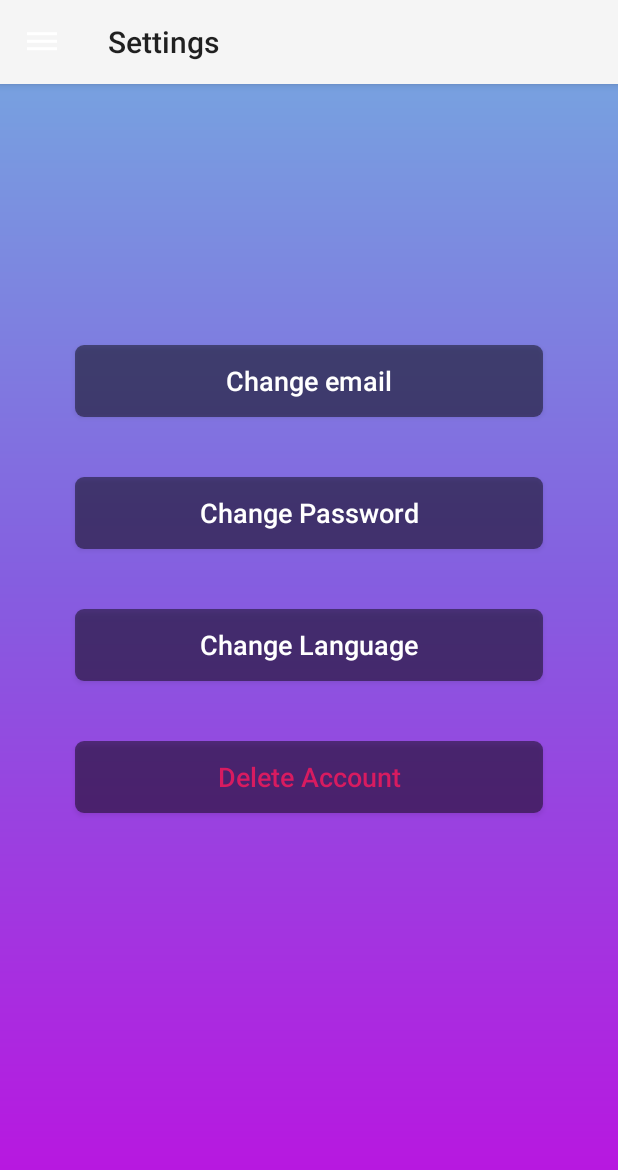
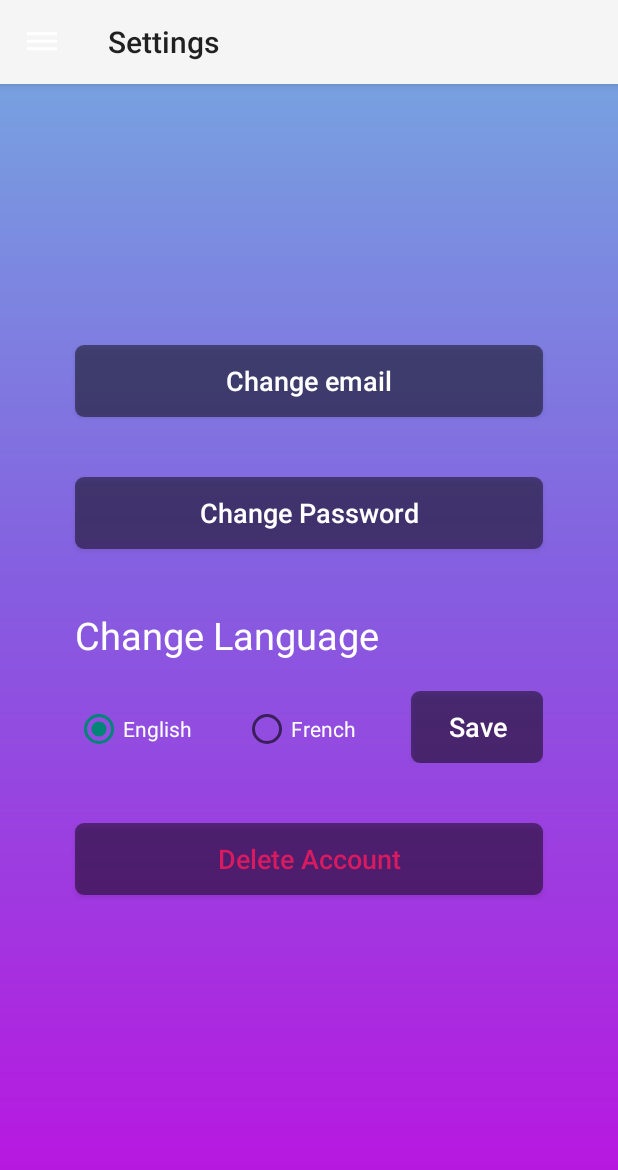
Before and after one commit to jacobladan/roomi-jacob, an Android app: the Settings screen opened directly, with no data from a screen before it, on a phone screen of 412 x 824 dp. Shown: the top 1170 px of the screen. Run offline under Robolectric (Android 15) with nearby library versions, the phone set to English and light mode, and no system bars; our stand-ins replace Firebase (no records; nobody signed in at launch, a user with empty details on screens opened directly).

Commit message:
Added language support. Not finished

```diff
--- a/roomi/app/src/main/java/com/example/roomi/roomi/Settings.java
+++ b/roomi/app/src/main/java/com/example/roomi/roomi/Settings.java
@@ -1,18 +1,21 @@
 package com.example.roomi.roomi;
 
-import android.content.DialogInterface;
 import android.content.Intent;
+import android.content.SharedPreferences;
+import android.content.res.Configuration;
+import android.content.res.Resources;
 import android.support.annotation.NonNull;
 import android.support.design.widget.NavigationView;
 import android.support.v4.view.GravityCompat;
 import android.support.v4.widget.DrawerLayout;
 import android.support.v7.app.ActionBar;
-import android.support.v7.app.AlertDialog;
 import android.support.v7.app.AppCompatActivity;
 import android.os.Bundle;
+import android.util.DisplayMetrics;
 import android.view.MenuItem;
 import android.view.View;
 import android.widget.Button;
+import android.widget.RadioButton;
 import android.widget.TextView;
 import android.widget.Toast;
 
@@ -24,10 +27,12 @@ import com.google.firebase.database.DatabaseReference;
 import com.google.firebase.database.FirebaseDatabase;
 import com.google.firebase.database.ValueEventListener;
 
+import java.util.Locale;
+
 public class Settings extends AppCompatActivity {
 
     private FirebaseAuth mAuth;
-    private FirebaseUser fbuser;
+    private FirebaseUser fbUser;
     private DatabaseReference dbRef;
     private FirebaseDatabase database;
     private FirebaseAuth.AuthStateListener authListener;
@@ -36,7 +41,9 @@ public class Settings extends AppCompatActivity {
     private View headerView;
     private User user;
     private TextView fullName, fullNameMenu, emailMenu;;
-    private Button emailChange, passwordChange, languageChange, deleteAccount;
+    private Button emailChange, passwordChange, deleteAccount, save;
+    private RadioButton english, french;
+    private String languageCode;
 
     @Override
     protected void onStart() {
@@ -58,11 +65,12 @@ public class Settings extends AppCompatActivity {
         actionbar.setDisplayHomeAsUpEnabled(true);
         actionbar.setHomeAsUpIndicator(R.drawable.ic_menu_hamburger);
 
+        getFromSharedPreference();
         mAuth = FirebaseAuth.getInstance();
-        fbuser = mAuth.getCurrentUser();
+        fbUser = mAuth.getCurrentUser();
 
         // No user logged in
-        if (fbuser == null) {
+        if (fbUser == null) {
             startActivity(new Intent(Settings.this, MainActivity.class));
             finish();
         }
@@ -71,6 +79,12 @@ public class Settings extends AppCompatActivity {
         getDatabase();
         logoutListener();
         retrieveData();
+
+        if(languageCode.equalsIgnoreCase("en")) {
+            english.setChecked(true);
+        } else if (languageCode.equalsIgnoreCase("fr")) {
+            french.setChecked(true);
+        }
 
         emailChange.setOnClickListener(new View.OnClickListener() {
             @Override
@@ -88,28 +102,35 @@ public class Settings extends AppCompatActivity {
             }
         });
 
-        languageChange.setOnClickListener(new View.OnClickListener() {
+        english.setOnClickListener(new View.OnClickListener() {
             @Override
             public void onClick(View v) {
-                DialogInterface.OnClickListener dialogClickListener = new DialogInterface.OnClickListener() {
-                    @Override
-                    public void onClick(DialogInterface dialog, int which) {
-                        switch (which){
-                            case DialogInterface.BUTTON_POSITIVE:
-                                //Yes button clicked
-                                break;
+                languageCode = "en";
+            }
+        });
 
-                            case DialogInterface.BUTTON_NEGATIVE:
-                                //No button clicked
-                                break;
-                        }
-                    }
-                };
+        french.setOnClickListener(new View.OnClickListener() {
+            @Override
+            public void onClick(View v) {
+                languageCode = "fr";
+            }
+        });
 
+        save.setOnClickListener(new View.OnClickListener() {
 
-                AlertDialog.Builder builder = new AlertDialog.Builder(v.getContext());
-                builder.setMessage("Are you sure?").setPositiveButton("Yes", dialogClickListener)
-                        .setNegativeButton("No", dialogClickListener).show();
+            @Override
+            public void onClick(View v) {
+                Locale locale = new Locale(languageCode);
+                Locale.setDefault(locale);
+                Configuration config = new Configuration();
+                config.locale = locale;
+                getBaseContext().getResources().updateConfiguration(config,
+                        getBaseContext().getResources().getDisplayMetrics());
+                saveToSharedPreference();
+
+                Intent intent = new Intent(getApplicationContext(), Settings.class);
+                intent.setFlags(Intent.FLAG_ACTIVITY_CLEAR_TOP|Intent.FLAG_ACTIVITY_NEW_TASK);
+                startActivity(intent);
             }
         });
 
@@ -159,6 +180,17 @@ public class Settings extends AppCompatActivity {
         );
     }
 
+    public void saveToSharedPreference() {
+        SharedPreferences.Editor editor = getSharedPreferences("language", MODE_PRIVATE).edit();
+        editor.putString("lang", languageCode);
+        editor.apply();
+    }
+
+    public void getFromSharedPreference() {
+        SharedPreferences prefs = getSharedPreferences("language", MODE_PRIVATE);
+        languageCode = prefs.getString("lang", "en");
+    }
+
     @Override
     public boolean onOptionsItemSelected(MenuItem item) {
         switch (item.getItemId()) {
@@ -177,19 +209,20 @@ public class Settings extends AppCompatActivity {
     public void findViews() {
         emailChange = findViewById(R.id.emailChange);
         passwordChange = findViewById(R.id.passwordChange);
-        languageChange = findViewById(R.id.usernameChange);
         deleteAccount = findViewById(R.id.deleteAccount);
         fullName = findViewById(R.id.fullName);
-
         navigationView = findViewById(R.id.nav_view);
         headerView = navigationView.getHeaderView(0);
         fullNameMenu = headerView.findViewById(R.id.fullNameUser);
         emailMenu = headerView.findViewById(R.id.emailUser);
+        save = findViewById(R.id.save);
+        english = findViewById(R.id.english);
+        french = findViewById(R.id.french);
     }
 
     private void getDatabase() {
         database = FirebaseDatabase.getInstance();
-        dbRef = database.getReference("users/"+fbuser.getUid());
+        dbRef = database.getReference("users/"+ fbUser.getUid());
     }
 
     private void retrieveData() {
--- /dev/null
+++ b/roomi/app/src/main/res/drawable/ic_save.xml
@@ -0,0 +1,5 @@
+<vector android:height="24dp" android:tint="#FFFFFF"
+    android:viewportHeight="24.0" android:viewportWidth="24.0"
+    android:width="24dp" xmlns:android="http://schemas.android.com/apk/res/android">
+    <path android:fillColor="#FF000000" android:pathData="M17,3L5,3c-1.11,0 -2,0.9 -2,2v14c0,1.1 0.89,2 2,2h14c1.1,0 2,-0.9 2,-2L21,7l-4,-4zM12,19c-1.66,0 -3,-1.34 -3,-3s1.34,-3 3,-3 3,1.34 3,3 -1.34,3 -3,3zM15,9L5,9L5,5h10v4z"/>
+</vector>
--- a/roomi/app/src/main/res/layout/activity_settings.xml
+++ b/roomi/app/src/main/res/layout/activity_settings.xml
@@ -43,7 +43,7 @@
                     android:layout_marginTop="70dp"
                     android:layout_marginRight="50dp"
                     android:background="@drawable/element_background_dark"
-                    android:text="Change email"
+                    android:text="@string/change_email"
                     android:textAllCaps="false"
                     android:textColor="@color/colorText"
                     android:textSize="18sp" />
@@ -56,23 +56,58 @@
                     android:layout_marginTop="40dp"
                     android:layout_marginRight="50dp"
                     android:background="@drawable/element_background_dark"
-                    android:text="Change Password"
+                    android:text="@string/change_password"
                     android:textAllCaps="false"
                     android:textColor="@color/colorText"
                     android:textSize="18sp" />
 
-                <Button
-                    android:id="@+id/usernameChange"
+
+                <TextView
+                    android:id="@+id/changeLanguageText"
                     android:layout_width="match_parent"
                     android:layout_height="wrap_content"
+                    android:textSize="25sp"
                     android:layout_marginLeft="50dp"
                     android:layout_marginTop="40dp"
                     android:layout_marginRight="50dp"
-                    android:background="@drawable/element_background_dark"
-                    android:text="Change Language"
-                    android:textAllCaps="false"
+                    android:layout_marginBottom="20dp"
                     android:textColor="@color/colorText"
-                    android:textSize="18sp" />
+                    android:text="@string/change_language_text" />
+
+                <RadioGroup
+                    android:layout_width="match_parent"
+                    android:layout_height="wrap_content"
+                    android:orientation="horizontal"
+                    android:layout_marginStart="50dp"
+                    android:layout_marginEnd="50dp">
+
+                    <RadioButton
+                        android:id="@+id/english"
+                        android:layout_width="match_parent"
+                        android:layout_height="wrap_content"
+                        android:layout_weight="1"
+                        android:textColor="@color/colorText"
+                        android:text="@string/english" />
+
+                    <RadioButton
+                        android:id="@+id/french"
+                        android:layout_width="match_parent"
+                        android:layout_height="wrap_content"
+                        android:layout_weight="1"
+                        android:textColor="@color/colorText"
+                        android:text="@string/french" />
+
+                    <Button
+                        android:id="@+id/save"
+                        android:layout_width="wrap_content"
+                        android:layout_height="wrap_content"
+                        android:background="@drawable/element_background_dark"
+                        android:textColor="@color/colorText"
+                        android:textAllCaps="false"
+                        android:textSize="18sp"
+                        android:text="Save"/>
+
+                </RadioGroup>
 
                 <Button
                     android:id="@+id/deleteAccount"
@@ -83,7 +118,7 @@
                     android:layout_marginBottom="50dp"
                     android:layout_marginTop="40dp"
                     android:background="@drawable/element_background_dark"
-                    android:text="Delete Account"
+                    android:text="@string/delete_account"
                     android:textAllCaps="false"
                     android:textColor="@color/colorAccent"
                     android:textSize="18sp"
```
Also changed, not shown: roomi/app/src/main/java/com/example/roomi/roomi/LocaleHelper.java (added, +79 -0 lines), roomi/app/src/main/java/com/example/roomi/roomi/MainActivity.java (+17 -1 lines), roomi/app/src/main/res/values/strings.xml (+12 -10 lines), 2 other files.
